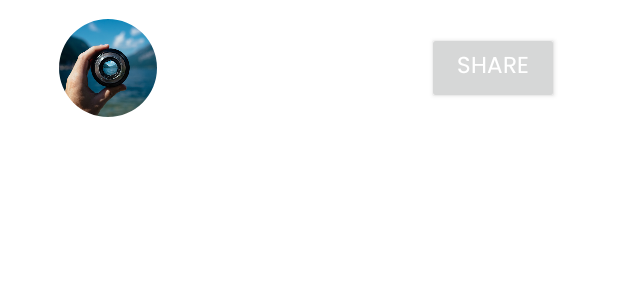
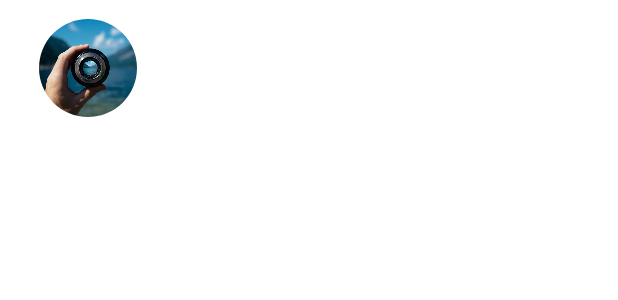
Before and after one commit to NitishGupta1986/HighlightReels, an Android app: the layout item_share_to.xml on its own in the app's theme, with its tools: preview values and no code run, on a phone screen of 412 x 824 dp. Shown: the top 300 px of the screen. Run offline under Robolectric (Android 15) with nearby library versions, the phone set to English and light mode, and no system bars.

```diff
--- a/app/src/main/java/com/android/highreels/activities/ShareActivity.kt
+++ b/app/src/main/java/com/android/highreels/activities/ShareActivity.kt
@@ -7,7 +7,7 @@ import com.android.highreels.R
 class ShareActivity : AppCompatActivity() {
     override fun onCreate(savedInstanceState: Bundle?) {
         super.onCreate(savedInstanceState)
+        supportActionBar?.hide()
         setContentView(R.layout.activity_share)
-        supportActionBar?.hide()
     }
 }
--- /dev/null
+++ b/app/src/main/java/com/android/highreels/adapters/ShareAdapter.kt
@@ -0,0 +1,3 @@
+package com.android.highreels.adapters
+
+class ShareAdapter
--- a/app/src/main/res/drawable/round_corner.xml
+++ b/app/src/main/res/drawable/round_corner.xml
@@ -1,6 +1,13 @@
 <?xml version="1.0" encoding="utf-8"?>
-<shape xmlns:android="http://schemas.android.com/apk/res/android"
-    android:shape="rectangle">
-    <solid android:color="@color/white" />
-    <corners android:radius="@dimen/_30sdp" />
-</shape>
+<selector xmlns:android="http://schemas.android.com/apk/res/android">
+    <item>
+        <shape>
+            <stroke android:width="@dimen/_1sdp" android:color="#ffffff" />
+
+            <solid android:color="@android:color/transparent" />
+
+            <corners android:radius="@dimen/_15sdp" />
+        </shape>
+    </item>
+
+</selector>
--- a/app/src/main/res/layout/item_share_to.xml
+++ b/app/src/main/res/layout/item_share_to.xml
@@ -9,8 +9,8 @@
         android:layout_width="@dimen/_50sdp"
         android:layout_height="@dimen/_50sdp"
         android:layout_centerVertical="true"
-        android:layout_marginStart="@dimen/_30sdp"
-        android:layout_marginEnd="@dimen/_20sdp"
+        android:layout_marginStart="@dimen/_20sdp"
+        android:layout_marginEnd="@dimen/_10sdp"
         android:adjustViewBounds="true"
         android:scaleType="centerCrop"
         app:shapeAppearanceOverlay="@style/circleImageView"
@@ -23,17 +23,22 @@
         android:layout_toEndOf="@+id/image_View"
         android:text="Friend Name"
         android:textColor="@color/white"
-        android:textSize="@dimen/_15ssp" />
-
+        android:textSize="@dimen/_12ssp" />
 
     <com.android.highreels.customViewRegular.RegularButton
-        style="@style/MyButtonStyle"
-        android:layout_width="wrap_content"
-        android:layout_height="wrap_content"
+        android:layout_width="@dimen/_60sdp"
+        android:layout_height="@dimen/_22sdp"
         android:layout_alignParentEnd="true"
         android:layout_centerVertical="true"
-        android:layout_marginEnd="@dimen/_30sdp"
+        android:layout_marginEnd="@dimen/_20sdp"
+        android:background="@drawable/round_corner"
+        android:clickable="true"
+        android:focusable="true"
+        android:foreground="?attr/selectableItemBackgroundBorderless"
+        android:includeFontPadding="false"
+        android:paddingHorizontal="@dimen/_8sdp"
         android:text="Share"
+        android:textAllCaps="false"
         android:textColor="@color/white"
-        android:textSize="@dimen/_12ssp" />
+        android:textSize="@dimen/_10ssp" />
 </RelativeLayout>
```
Also changed, not shown: app/src/main/res/drawable/ripple_background.xml (deleted, +0 -11 lines), app/src/main/res/drawable/round_back_ground.xml (deleted, +0 -7 lines).
